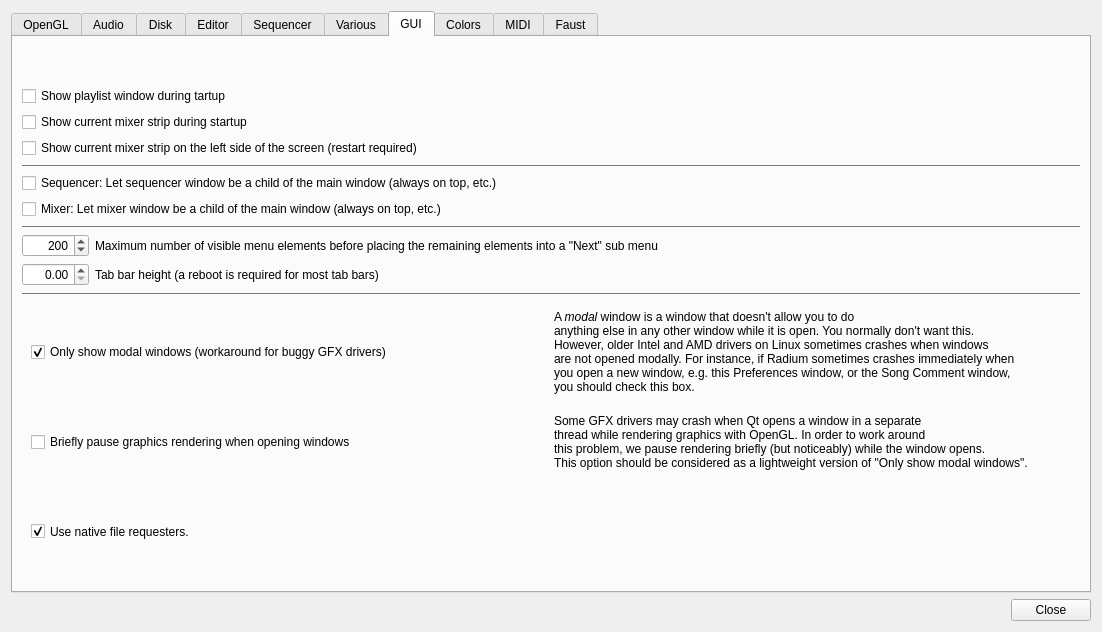
First picture: the form in Qt/qt4_preferences.ui, repository kmatheussen/radium, before the edit.
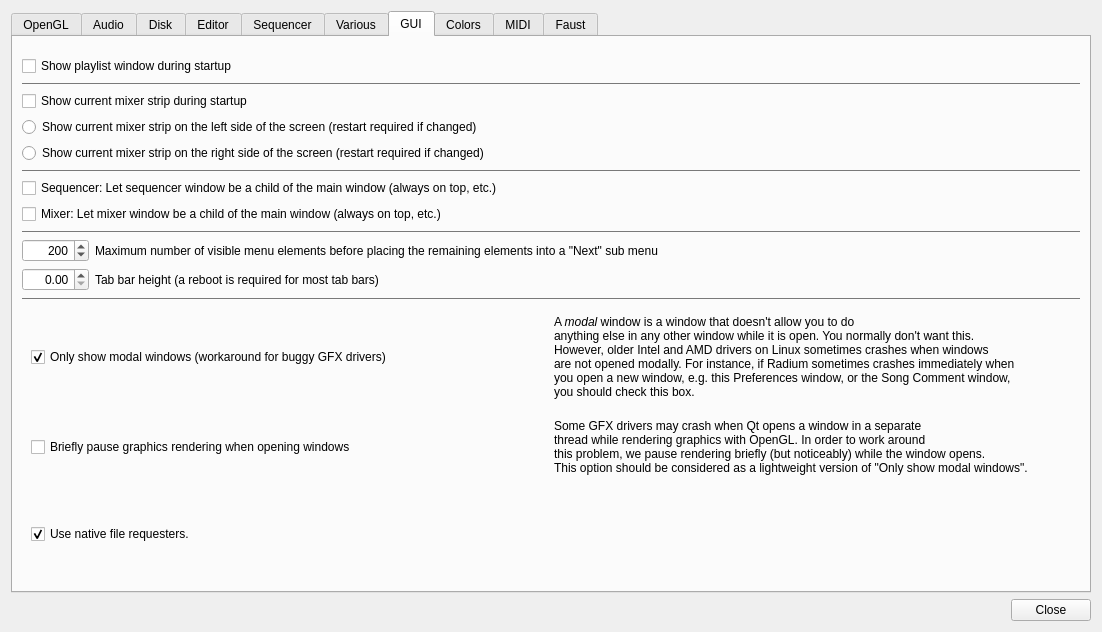
Second picture: the form after the edit. The open tabs and pages were chosen to show the change.

Commit message: Preferences: Change checkbox into radio buttons for selecting left or right side for current mixer strip

Patch:
```diff
--- a/Qt/qt4_preferences.ui
+++ b/Qt/qt4_preferences.ui
@@ -5943,7 +5943,7 @@
          <property name="sizeHint" stdset="0">
           <size>
            <width>20</width>
-           <height>40</height>
+           <height>10</height>
           </size>
          </property>
         </spacer>
@@ -5951,7 +5951,492 @@
        <item>
         <widget class="QCheckBox" name="show_playlist_during_startup">
          <property name="text">
-          <string>Show playlist window during tartup</string>
+          <string>Show playlist window during startup</string>
+         </property>
+        </widget>
+       </item>
+       <item>
+        <widget class="Line" name="line_29">
+         <property name="palette">
+          <palette>
+           <active>
+            <colorrole role="WindowText">
+             <brush brushstyle="SolidPattern">
+              <color alpha="255">
+               <red>121</red>
+               <green>121</green>
+               <blue>121</blue>
+              </color>
+             </brush>
+            </colorrole>
+            <colorrole role="Button">
+             <brush brushstyle="SolidPattern">
+              <color alpha="255">
+               <red>174</red>
+               <green>174</green>
+               <blue>174</blue>
+              </color>
+             </brush>
+            </colorrole>
+            <colorrole role="Light">
+             <brush brushstyle="SolidPattern">
+              <color alpha="255">
+               <red>195</red>
+               <green>195</green>
+               <blue>195</blue>
+              </color>
+             </brush>
+            </colorrole>
+            <colorrole role="Midlight">
+             <brush brushstyle="SolidPattern">
+              <color alpha="255">
+               <red>214</red>
+               <green>214</green>
+               <blue>214</blue>
+              </color>
+             </brush>
+            </colorrole>
+            <colorrole role="Dark">
+             <brush brushstyle="SolidPattern">
+              <color alpha="255">
+               <red>87</red>
+               <green>87</green>
+               <blue>87</blue>
+              </color>
+             </brush>
+            </colorrole>
+            <colorrole role="Mid">
+             <brush brushstyle="SolidPattern">
+              <color alpha="255">
+               <red>116</red>
+               <green>116</green>
+               <blue>116</blue>
+              </color>
+             </brush>
+            </colorrole>
+            <colorrole role="Text">
+             <brush brushstyle="SolidPattern">
+              <color alpha="255">
+               <red>84</red>
+               <green>84</green>
+               <blue>84</blue>
+              </color>
+             </brush>
+            </colorrole>
+            <colorrole role="BrightText">
+             <brush brushstyle="SolidPattern">
+              <color alpha="255">
+               <red>205</red>
+               <green>205</green>
+               <blue>205</blue>
+              </color>
+             </brush>
+            </colorrole>
+            <colorrole role="ButtonText">
+             <brush brushstyle="SolidPattern">
+              <color alpha="255">
+               <red>117</red>
+               <green>117</green>
+               <blue>117</blue>
+              </color>
+             </brush>
+            </colorrole>
+            <colorrole role="Base">
+             <brush brushstyle="SolidPattern">
+              <color alpha="255">
+               <red>226</red>
+               <green>226</green>
+               <blue>226</blue>
+              </color>
+             </brush>
+            </colorrole>
+            <colorrole role="Window">
+             <brush brushstyle="SolidPattern">
+              <color alpha="255">
+               <red>174</red>
+               <green>174</green>
+               <blue>174</blue>
+              </color>
+             </brush>
+            </colorrole>
+            <colorrole role="Shadow">
+             <brush brushstyle="SolidPattern">
+              <color alpha="255">
+               <red>84</red>
+               <green>84</green>
+               <blue>84</blue>
+              </color>
+             </brush>
+            </colorrole>
+            <colorrole role="HighlightedText">
+             <brush brushstyle="SolidPattern">
+              <color alpha="255">
+               <red>213</red>
+               <green>213</green>
+               <blue>213</blue>
+              </color>
+             </brush>
+            </colorrole>
+            <colorrole role="AlternateBase">
+             <brush brushstyle="SolidPattern">
+              <color alpha="255">
+               <red>214</red>
+               <green>214</green>
+               <blue>214</blue>
+              </color>
+             </brush>
+            </colorrole>
+            <colorrole role="NoRole">
+             <brush brushstyle="SolidPattern">
+              <color alpha="255">
+               <red>113</red>
+               <green>113</green>
+               <blue>113</blue>
+              </color>
+             </brush>
+            </colorrole>
+            <colorrole role="ToolTipBase">
+             <brush brushstyle="SolidPattern">
+              <color alpha="255">
+               <red>212</red>
+               <green>212</green>
+               <blue>183</blue>
+              </color>
+             </brush>
+            </colorrole>
+            <colorrole role="ToolTipText">
+             <brush brushstyle="SolidPattern">
+              <color alpha="255">
+               <red>92</red>
+               <green>92</green>
+               <blue>92</blue>
+              </color>
+             </brush>
+            </colorrole>
+           </active>
+           <inactive>
+            <colorrole role="WindowText">
+             <brush brushstyle="SolidPattern">
+              <color alpha="255">
+               <red>121</red>
+               <green>121</green>
+               <blue>121</blue>
+              </color>
+             </brush>
+            </colorrole>
+            <colorrole role="Button">
+             <brush brushstyle="SolidPattern">
+              <color alpha="255">
+               <red>174</red>
+               <green>174</green>
+               <blue>174</blue>
+              </color>
+             </brush>
+            </colorrole>
+            <colorrole role="Light">
+             <brush brushstyle="SolidPattern">
+              <color alpha="255">
+               <red>195</red>
+               <green>195</green>
+               <blue>195</blue>
+              </color>
+             </brush>
+            </colorrole>
+            <colorrole role="Midlight">
+             <brush brushstyle="SolidPattern">
+              <color alpha="255">
+               <red>214</red>
+               <green>214</green>
+               <blue>214</blue>
+              </color>
+             </brush>
+            </colorrole>
+            <colorrole role="Dark">
+             <brush brushstyle="SolidPattern">
+              <color alpha="255">
+               <red>87</red>
+               <green>87</green>
+               <blue>87</blue>
+              </color>
+             </brush>
+            </colorrole>
+            <colorrole role="Mid">
+             <brush brushstyle="SolidPattern">
+              <color alpha="255">
+               <red>116</red>
+               <green>116</green>
+               <blue>116</blue>
+              </color>
+             </brush>
+            </colorrole>
+            <colorrole role="Text">
+             <brush brushstyle="SolidPattern">
+              <color alpha="255">
+               <red>84</red>
+               <green>84</green>
+               <blue>84</blue>
+              </color>
+             </brush>
+            </colorrole>
+            <colorrole role="BrightText">
+             <brush brushstyle="SolidPattern">
+              <color alpha="255">
+               <red>205</red>
+               <green>205</green>
+               <blue>205</blue>
+              </color>
+             </brush>
+            </colorrole>
+            <colorrole role="ButtonText">
+             <brush brushstyle="SolidPattern">
+              <color alpha="255">
+               <red>117</red>
+               <green>117</green>
+               <blue>117</blue>
+              </color>
+             </brush>
+            </colorrole>
+            <colorrole role="Base">
+             <brush brushstyle="SolidPattern">
+              <color alpha="255">
+               <red>226</red>
+               <green>226</green>
+               <blue>226</blue>
+              </color>
+             </brush>
+            </colorrole>
+            <colorrole role="Window">
+             <brush brushstyle="SolidPattern">
+              <color alpha="255">
+               <red>174</red>
+               <green>174</green>
+               <blue>174</blue>
+              </color>
+             </brush>
+            </colorrole>
+            <colorrole role="Shadow">
+             <brush brushstyle="SolidPattern">
+              <color alpha="255">
+               <red>84</red>
+               <green>84</green>
+               <blue>84</blue>
+              </color>
+             </brush>
+            </colorrole>
+            <colorrole role="HighlightedText">
+             <brush brushstyle="SolidPattern">
+              <color alpha="255">
+               <red>213</red>
+               <green>213</green>
+               <blue>213</blue>
+              </color>
+             </brush>
+            </colorrole>
+            <colorrole role="AlternateBase">
+             <brush brushstyle="SolidPattern">
+              <color alpha="255">
+               <red>214</red>
+               <green>214</green>
+               <blue>214</blue>
+              </color>
+             </brush>
+            </colorrole>
+            <colorrole role="NoRole">
+             <brush brushstyle="SolidPattern">
+              <color alpha="255">
+               <red>113</red>
+               <green>113</green>
+               <blue>113</blue>
+              </color>
+             </brush>
+            </colorrole>
+            <colorrole role="ToolTipBase">
+             <brush brushstyle="SolidPattern">
+              <color alpha="255">
+               <red>212</red>
+               <green>212</green>
+               <blue>183</blue>
+              </color>
+             </brush>
+            </colorrole>
+            <colorrole role="ToolTipText">
+             <brush brushstyle="SolidPattern">
+              <color alpha="255">
+               <red>92</red>
+               <green>92</green>
+               <blue>92</blue>
+              </color>
+             </brush>
+            </colorrole>
+           </inactive>
+           <disabled>
+            <colorrole role="WindowText">
+             <brush brushstyle="SolidPattern">
+              <color alpha="255">
+               <red>87</red>
+               <green>87</green>
+               <blue>87</blue>
+              </color>
+             </brush>
+            </colorrole>
+            <colorrole role="Button">
+             <brush brushstyle="SolidPattern">
+              <color alpha="255">
+               <red>174</red>
+               <green>174</green>
+               <blue>174</blue>
+              </color>
+             </brush>
+            </colorrole>
+            <colorrole role="Light">
+             <brush brushstyle="SolidPattern">
+              <color alpha="255">
+               <red>195</red>
+               <green>195</green>
+               <blue>195</blue>
+              </color>
+             </brush>
+            </colorrole>
+            <colorrole role="Midlight">
+             <brush brushstyle="SolidPattern">
+              <color alpha="255">
+               <red>214</red>
+               <green>214</green>
+               <blue>214</blue>
+              </color>
+             </brush>
+            </colorrole>
+            <colorrole role="Dark">
+             <brush brushstyle="SolidPattern">
+              <color alpha="255">
+               <red>87</red>
+               <green>87</green>
+               <blue>87</blue>
+              </color>
+             </brush>
+            </colorrole>
+            <colorrole role="Mid">
+             <brush brushstyle="SolidPattern">
+              <color alpha="255">
+               <red>116</red>
+               <green>116</green>
+               <blue>116</blue>
+              </color>
+             </brush>
+            </colorrole>
+            <colorrole role="Text">
+             <brush brushstyle="SolidPattern">
+              <color alpha="255">
+               <red>87</red>
+               <green>87</green>
+               <blue>87</blue>
+              </color>
+             </brush>
+            </colorrole>
+            <colorrole role="BrightText">
+             <brush brushstyle="SolidPattern">
+              <color alpha="255">
+               <red>205</red>
+               <green>205</green>
+               <blue>205</blue>
+              </color>
+             </brush>
+            </colorrole>
+            <colorrole role="ButtonText">
+             <brush brushstyle="SolidPattern">
+              <color alpha="255">
+               <red>87</red>
+               <green>87</green>
+               <blue>87</blue>
+              </color>
+             </brush>
+            </colorrole>
+            <colorrole role="Base">
+             <brush brushstyle="SolidPattern">
+              <color alpha="255">
+               <red>174</red>
+               <green>174</green>
+               <blue>174</blue>
+              </color>
+             </brush>
+            </colorrole>
+            <colorrole role="Window">
+             <brush brushstyle="SolidPattern">
+              <color alpha="255">
+               <red>174</red>
+               <green>174</green>
+               <blue>174</blue>
+              </color>
+             </brush>
+            </colorrole>
+            <colorrole role="Shadow">
+             <brush brushstyle="SolidPattern">
+              <color alpha="255">
+               <red>84</red>
+               <green>84</green>
+               <blue>84</blue>
+              </color>
+             </brush>
+            </colorrole>
+            <colorrole role="HighlightedText">
+             <brush brushstyle="SolidPattern">
+              <color alpha="255">
+               <red>213</red>
+               <green>213</green>
+               <blue>213</blue>
+              </color>
+             </brush>
+            </colorrole>
+            <colorrole role="AlternateBase">
+             <brush brushstyle="SolidPattern">
+              <color alpha="255">
+               <red>174</red>
+               <green>174</green>
+               <blue>174</blue>
+              </color>
+             </brush>
+            </colorrole>
+            <colorrole role="NoRole">
+             <brush brushstyle="SolidPattern">
+              <color alpha="255">
+               <red>113</red>
+               <green>113</green>
+               <blue>113</blue>
+              </color>
+             </brush>
+            </colorrole>
+            <colorrole role="ToolTipBase">
+             <brush brushstyle="SolidPattern">
+              <color alpha="255">
+               <red>212</red>
+               <green>212</green>
+               <blue>183</blue>
+              </color>
+             </brush>
+            </colorrole>
+            <colorrole role="ToolTipText">
+             <brush brushstyle="SolidPattern">
+              <color alpha="255">
+               <red>92</red>
+               <green>92</green>
+               <blue>92</blue>
+              </color>
+             </brush>
+            </colorrole>
+           </disabled>
+          </palette>
+         </property>
+         <property name="frameShadow">
+          <enum>QFrame::Plain</enum>
+         </property>
+         <property name="lineWidth">
+          <number>1</number>
+         </property>
+         <property name="midLineWidth">
+          <number>0</number>
+         </property>
+         <property name="orientation">
+          <enum>Qt::Horizontal</enum>
          </property>
         </widget>
        </item>
@@ -5963,10 +6448,23 @@
         </widget>
        </item>
        <item>
-        <widget class="QCheckBox" name="show_mixer_strip_on_the_left">
+        <widget class="QRadioButton" name="show_mixer_strip_on_the_left">
          <property name="text">
-          <string>Show current mixer strip on the left side of the screen (restart required)</string>
+          <string>Show current mixer strip on the left side of the screen (restart required if changed)</string>
          </property>
+         <attribute name="buttonGroup">
+          <string notr="true">buttonGroup_4</string>
+         </attribute>
+        </widget>
+       </item>
+       <item>
+        <widget class="QRadioButton" name="show_mixer_strip_on_the_right">
+         <property name="text">
+          <string>Show current mixer strip on the right side of the screen (restart required if changed)</string>
+         </property>
+         <attribute name="buttonGroup">
+          <string notr="true">buttonGroup_4</string>
+         </attribute>
         </widget>
        </item>
        <item>
```
Left out of the diff: 11 changed lines with no effect on the pictures. The commit also changes 1 other file.
